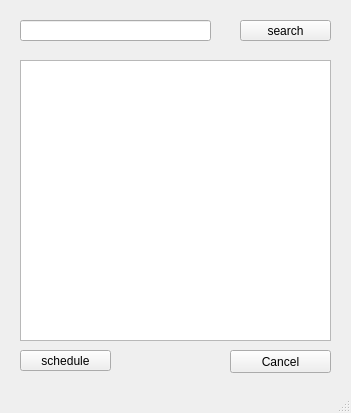
Old version of the form together/teacher_schedule.ui in the repository SDSMT-CSC464-F15/dancesoft.
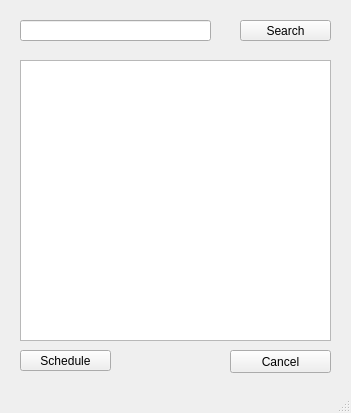
New version of the form.

Diff of the .ui file:
```diff
--- a/together/teacher_schedule.ui
+++ b/together/teacher_schedule.ui
@@ -44,7 +44,7 @@
      </rect>
     </property>
     <property name="text">
-     <string>search</string>
+     <string>Search</string>
     </property>
    </widget>
    <widget class="QPushButton" name="schedule_btn">
@@ -57,7 +57,7 @@
      </rect>
     </property>
     <property name="text">
-     <string>schedule</string>
+     <string>Schedule</string>
     </property>
    </widget>
    <widget class="QPushButton" name="cancel_btn">
```
Left out of the diff: 2 changed lines with no effect on the pictures.
